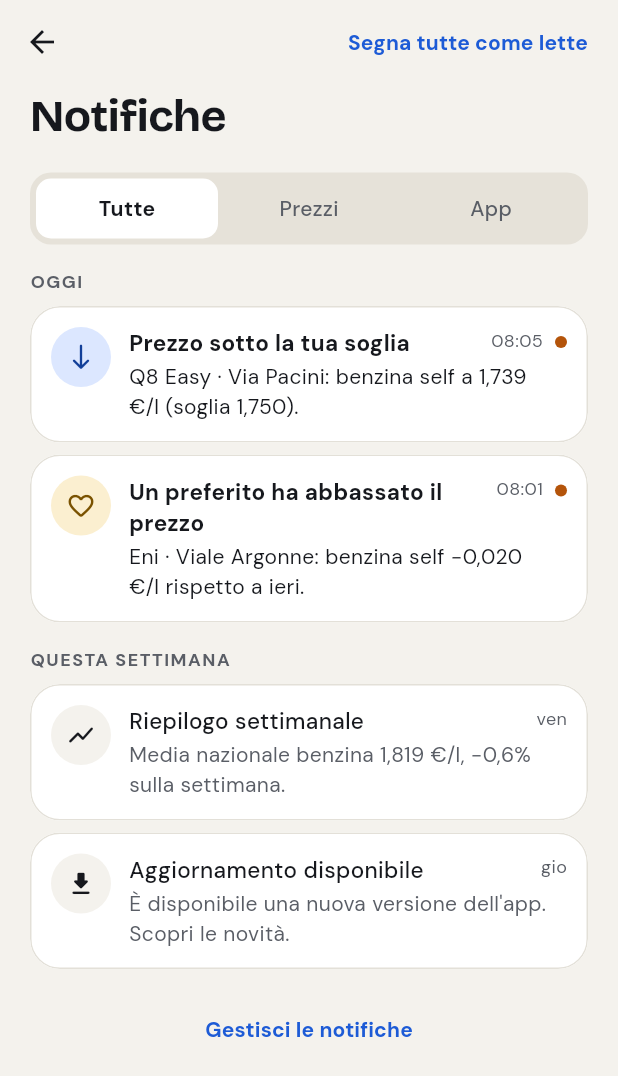
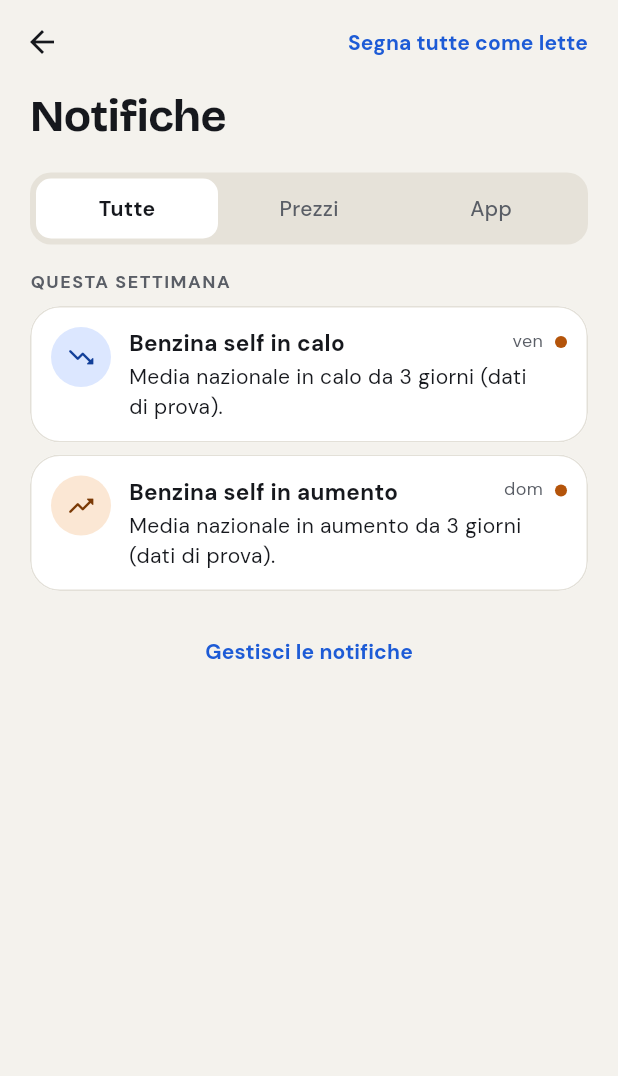
Before and after one commit to markitiello/benzina, a Flutter app: the screen it shows after launch, after a tap on the "notifications none" icon, on a phone screen of 412 x 824 dp. Shown: the top 1076 px of the screen. Run offline on Flutter 3.47's test engine with Material 3 defaults, Android fonts, the phone set to English and light mode, and no system bars; our stand-ins replace firebase_core, firebase_messaging, fl_chart, flutter_local_notifications, flutter_map, flutter_riverpod and 5 more; missing offline and left inert: firebase_app_check; accounts and stored records are empty.

Commit message:
Notifiche vere: tendenze dal backend al posto degli esempi
- La schermata Notifiche non ha più notifiche finte: mostra le tendenze
  del carburante scelto degli ultimi 30 giorni (GET /v1/trends/alerts),
  con l'ora di invio, più le push ricevute ad app aperta. Stesso id per
  tendenza e push: niente doppioni.
- FuelRepository.trendAlerts nel backend e nei dati di prova.
- Tolto il preferito di prova iniziale.

Co-Authored-By: Claude Opus 5.5 <noreply@anthropic.com>
Claude-Session: https://claude.ai/code/session_01W8fZ8FU7sbEUE3W4ae5qM8

```diff
--- a/lib/data/fuel_repository.dart
+++ b/lib/data/fuel_repository.dart
@@ -43,4 +43,8 @@ abstract interface class FuelRepository {
 
   /// Valutazione Google del distributore, `null` se non abbinato.
   Future<GoogleRating?> googleRating(String stationId);
+
+  /// Tendenze della media nazionale degli ultimi [days] giorni, dalla più
+  /// recente (tutti i carburanti).
+  Future<List<TrendAlert>> trendAlerts({int days = 30});
 }
--- a/lib/data/mock_fuel_repository.dart
+++ b/lib/data/mock_fuel_repository.dart
@@ -306,6 +306,35 @@ class MockFuelRepository implements FuelRepository {
       }),
     );
   }
+
+  @override
+  Future<List<TrendAlert>> trendAlerts({int days = 30}) async {
+    await Future<void>.delayed(latency);
+    final now = _clock();
+    final today = DateTime(now.year, now.month, now.day);
+    TrendAlert alert(FuelType fuel, int daysAgo, {required bool rising}) {
+      final day = today.subtract(Duration(days: daysAgo));
+      final label = fuel == FuelType.diesel ? 'Diesel' : 'Benzina';
+      return TrendAlert(
+        fuel: fuel,
+        mode: 'self',
+        day: day,
+        rising: rising,
+        title: '$label self ${rising ? 'in aumento' : 'in calo'}',
+        body:
+            'Media nazionale ${rising ? 'in aumento' : 'in calo'} da 3 '
+            'giorni (dati di prova).',
+        topic: 'trend_${fuel.name}_self',
+        sentAt: day.add(const Duration(hours: 9, minutes: 15)),
+      );
+    }
+
+    return [
+      alert(FuelType.benzina, 0, rising: false),
+      alert(FuelType.diesel, 2, rising: true),
+      alert(FuelType.benzina, 12, rising: true),
+    ].where((a) => today.difference(a.day).inDays < days).toList();
+  }
 }
 
 class _Template {
--- a/lib/state/providers.dart
+++ b/lib/state/providers.dart
@@ -6,6 +6,7 @@ import '../data/fuel_repository.dart';
 import '../data/location_service.dart';
 import '../data/mock_fuel_repository.dart';
 import '../data/models.dart';
+import '../push/push_topics.dart';
 
 // --- Servizi (sostituibili nei test con `overrides`) -----------------------
 
@@ -180,7 +181,7 @@ final googleRatingProvider = FutureProvider.family<GoogleRating?, String>(
 
 class FavoritesNotifier extends Notifier<Set<String>> {
   @override
-  Set<String> build() => const {'mock-1'};
+  Set<String> build() => const {};
 
   void toggle(String id) =>
       state = state.contains(id) ? ({...state}..remove(id)) : {...state, id};
@@ -198,46 +199,34 @@ final favoriteStationsProvider = FutureProvider<List<Station>>(
 
 // --- Notifiche ---------------------------------------------------------------
 
-// TODO: ricevere le notifiche push (Firebase Cloud Messaging) e salvarle.
+/// Tendenze della media nazionale per il carburante delle impostazioni
+/// (le stesse inviate come notifiche push), dal backend.
+final trendAlertsProvider = FutureProvider<List<TrendAlert>>((ref) async {
+  final s = ref.watch(settingsProvider);
+  final topic = trendTopic(s.fuel, s.effectiveMode);
+  final alerts = await ref.watch(fuelRepositoryProvider).trendAlerts();
+  return alerts.where((a) => a.topic == topic).toList();
+});
+
+/// Notifiche della schermata Notifiche: le tendenze del backend più le
+/// notifiche push ricevute mentre l'app è aperta.
+// TODO: salvare sul dispositivo quali notifiche sono state lette.
 class NotificationsNotifier extends Notifier<List<AppNotification>> {
   @override
   List<AppNotification> build() {
-    final now = DateTime.now();
-    final today = DateTime(now.year, now.month, now.day);
-    return [
-      AppNotification(
-        id: 'n1',
-        kind: NotificationKind.priceBelowThreshold,
-        title: 'Prezzo sotto la tua soglia',
-        body: 'Q8 Easy · Via Pacini: benzina self a 1,739 €/l (soglia 1,750).',
-        time: today.add(const Duration(hours: 8, minutes: 5)),
-        stationId: 'mock-0',
-      ),
-      AppNotification(
-        id: 'n2',
-        kind: NotificationKind.favoriteDrop,
-        title: 'Un preferito ha abbassato il prezzo',
-        body: 'Eni · Viale Argonne: benzina self −0,020 €/l rispetto a ieri.',
-        time: today.add(const Duration(hours: 8, minutes: 1)),
-        stationId: 'mock-1',
-      ),
-      AppNotification(
-        id: 'n3',
-        kind: NotificationKind.weeklySummary,
-        title: 'Riepilogo settimanale',
-        body: 'Media nazionale benzina 1,819 €/l, −0,6% sulla settimana.',
-        time: today.subtract(const Duration(days: 2, hours: -9)),
-        read: true,
-      ),
-      AppNotification(
-        id: 'n4',
-        kind: NotificationKind.appUpdate,
-        title: 'Aggiornamento disponibile',
-        body: 'È disponibile una nuova versione dell\'app. Scopri le novità.',
-        time: today.subtract(const Duration(days: 3, hours: -10)),
-        read: true,
-      ),
-    ];
+    ref.listen(trendAlertsProvider, (_, next) {
+      final alerts = next.value;
+      if (alerts != null) _merge(alerts.map((a) => a.toNotification()));
+    });
+    return const [];
+  }
+
+  /// Aggiunge le notifiche nuove e ordina dalla più recente.
+  void _merge(Iterable<AppNotification> incoming) {
+    final known = {for (final n in state) n.id};
+    final added = incoming.where((n) => !known.contains(n.id)).toList();
+    if (added.isEmpty) return;
+    state = [...state, ...added]..sort((a, b) => b.time.compareTo(a.time));
   }
 
   /// Aggiunge in cima una notifica ricevuta (es. push). Ignora i doppioni.
```
Also changed, not shown: lib/data/api_fuel_repository.dart (+22 -0 lines), lib/data/models.dart (+43 -0 lines), 4 other files.
